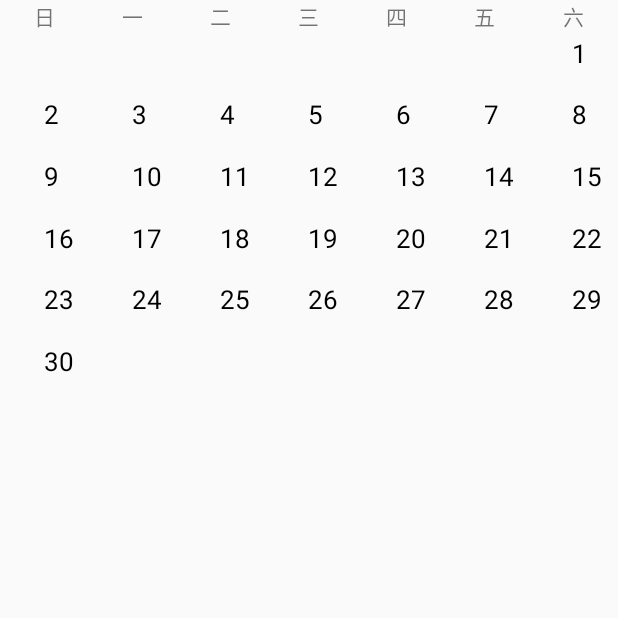
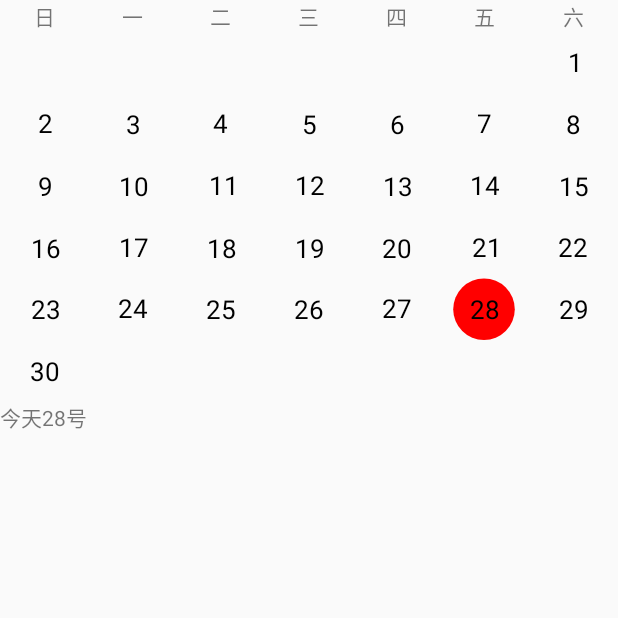
Before and after one commit to lixinxinlove/X, an Android app: the CalenderActivity screen opened directly, with no data from a screen before it, on a phone screen of 412 x 824 dp, the top half of it. Run offline under Robolectric (Android 15) with nearby library versions, the phone set to English and light mode, and no system bars; network calls fail.

Commit message:
自定义日历控件 测量文字的 宽高

```diff
--- a/app/src/main/java/com/lee/x/view/CalendarView.java
+++ b/app/src/main/java/com/lee/x/view/CalendarView.java
@@ -3,6 +3,7 @@ package com.lee.x.view;
 import android.content.Context;
 import android.graphics.Canvas;
 import android.graphics.Paint;
+import android.graphics.Rect;
 import android.util.AttributeSet;
 import android.util.Log;
 import android.view.View;
@@ -22,10 +23,15 @@ public class CalendarView extends View {
     private float cellHeight;
     //绘制日期
     private Paint mDayPaint;
+    //
+    private Paint mCirclePaint;
     //字体大小;
     private float textSize;
     //屏幕的宽
     private int width;
+    //高
+    private int height;
+
     //当前月一共有多少天
     private int countDay;
     //当前月一号是周几
@@ -54,6 +60,10 @@ public class CalendarView extends View {
         mDayPaint.setAntiAlias(true);
         mDayPaint.setColor(0xff000000);
 
+
+        mCirclePaint = new Paint();
+        mCirclePaint.setAntiAlias(true);
+        mCirclePaint.setColor(0xffff0000);
     }
 
     private void init() {
@@ -79,6 +89,10 @@ public class CalendarView extends View {
         super.onDraw(canvas);
 
         for (int i = 0; i < calenderDays.length; i++) {
+
+            if (calenderDays[i] == 28) {
+                drawCircle(canvas, i, mCirclePaint, cellHeight / 2);
+            }
             drawDayText(canvas, i, mDayPaint, calenderDays[i] + "");
         }
     }
@@ -96,10 +110,31 @@ public class CalendarView extends View {
         int x = getXByIndex(index);
         int y = getYByIndex(index);
 
-        float startX = cellWidth * (x) + cellWidth * 0.5f;
-        float startY = cellHeight * (y) + cellHeight * 0.5f;
+
+        Rect bounds = new Rect();// 矩形
+        paint.getTextBounds(text, 0, text.length(), bounds);
+        int textWidth = bounds.width();
+        int textHeight = bounds.height();
+
+        float startX = cellWidth * x + cellWidth / 2 - textWidth / 2;
+        float startY = cellHeight * y + cellHeight / 2 + textHeight / 2;
         canvas.drawText(text, startX, startY, paint);
+
     }
+
+
+    private void drawCircle(Canvas canvas, int index, Paint paint, float radius) {
+        if (isIllegalIndex(index)) {
+            return;
+        }
+        int x = getXByIndex(index);
+        int y = getYByIndex(index);
+
+        float centreX = cellWidth * x + cellWidth / 2;
+        float centreY = cellHeight * y + cellHeight / 2;
+        canvas.drawCircle(centreX, centreY, radius, paint);
+    }
+
 
     /**
      * 判断无效的的数据
@@ -117,12 +152,13 @@ public class CalendarView extends View {
     @Override
     protected void onMeasure(int widthMeasureSpec, int heightMeasureSpec) {
         super.onMeasure(widthMeasureSpec, heightMeasureSpec);
-
         width = getMeasuredWidth();
         cellWidth = width / 7;
         cellHeight = cellWidth * 0.7f;
         textSize = cellWidth * 0.3f;
         mDayPaint.setTextSize(textSize);
+        height = (int) (row * cellHeight);
+        setMeasuredDimension(width, height);
     }
 
 
--- a/app/src/main/res/layout/activity_calender.xml
+++ b/app/src/main/res/layout/activity_calender.xml
@@ -62,8 +62,12 @@
 
     <com.lee.x.view.CalendarView
         android:layout_width="match_parent"
-        android:layout_height="0dp"
-        android:layout_weight="1" />
+        android:layout_height="wrap_content" />
 
 
+    <TextView
+        android:layout_width="wrap_content"
+        android:layout_height="wrap_content"
+        android:text="今天28号" />
+
 </LinearLayout>
```
